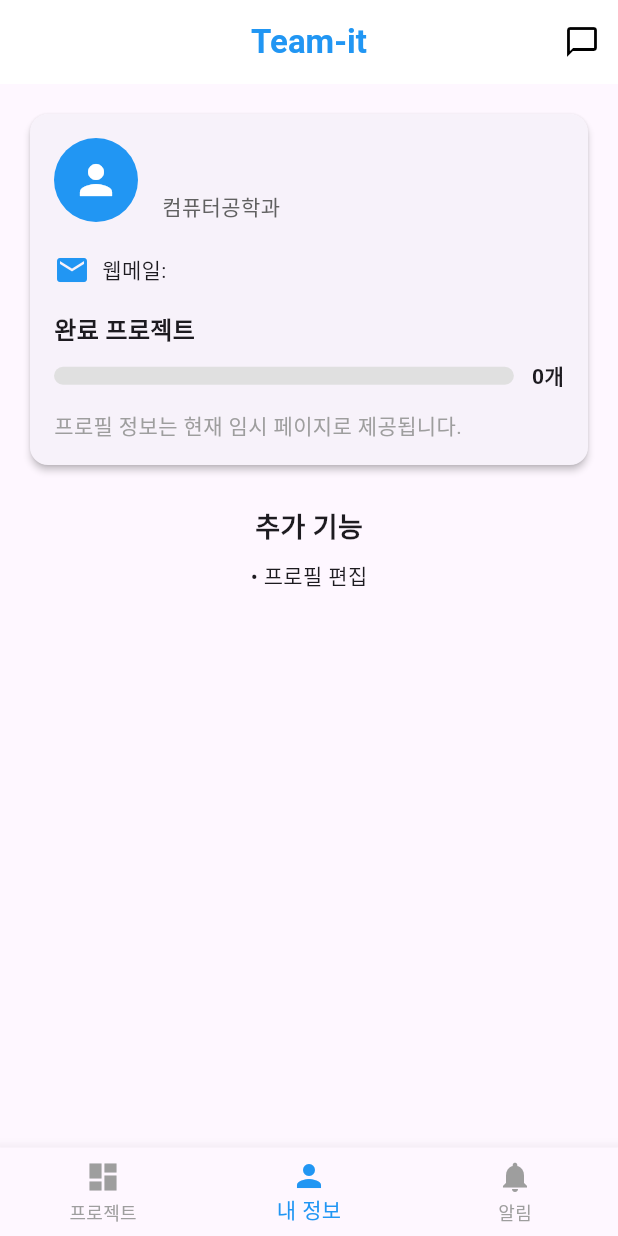
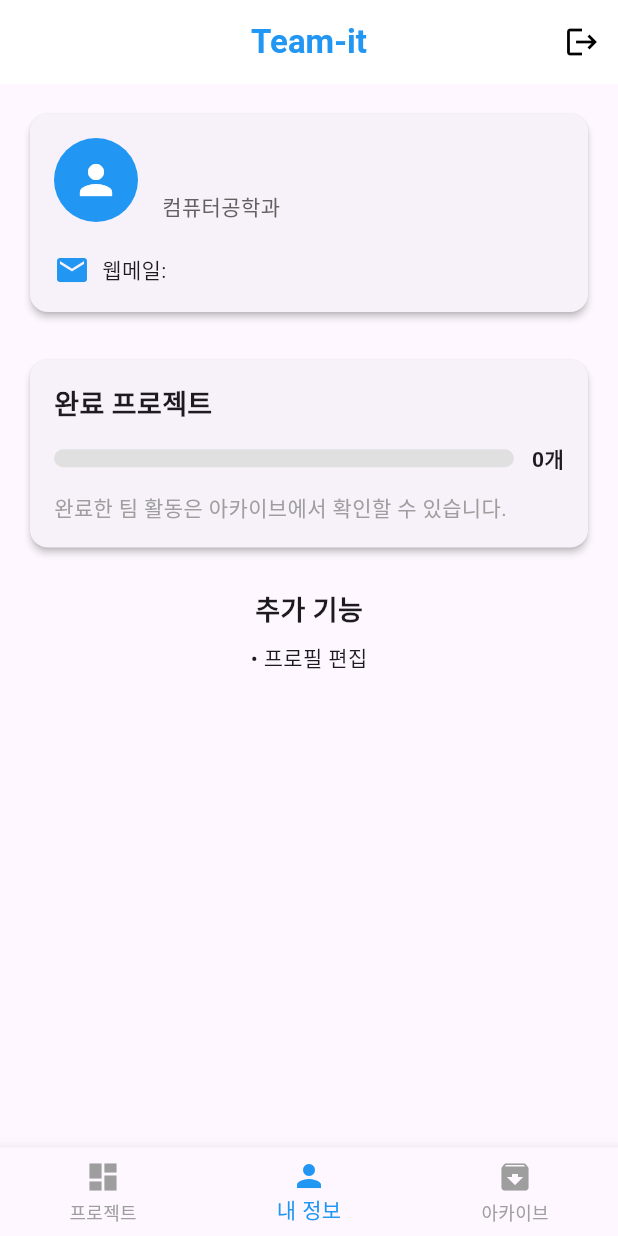
Before and after one commit to suncol02/capstone, a Flutter app: the MainScreen screen opened directly, item 2 of the bottom bar chosen, on a phone screen of 412 x 824 dp. Run offline on Flutter 3.47's test engine with Material 3 defaults, Android fonts, the light colour scheme and no system bars; our stand-ins replace shared_preferences; accounts and stored records are empty; network calls fail.

Commit message:
메인화면 세부 수정

```diff
--- a/team_it/lib/screens/main_screen.dart
+++ b/team_it/lib/screens/main_screen.dart
@@ -43,6 +43,16 @@ class _MainScreenState extends State<MainScreen> {
     );
   }
 
+  Future<void> _logout() async {
+    final prefs = await SharedPreferences.getInstance();
+    await prefs.remove('auth_token');
+    await prefs.remove('user_email');
+
+    if (mounted) {
+      Navigator.pushReplacement(context, MaterialPageRoute(builder: (context) => const LoginScreen()));
+    }
+  }
+
   void _refreshProjectList() {
     _projectListKey.currentState?._loadProjects();
   }
@@ -60,11 +70,17 @@ class _MainScreenState extends State<MainScreen> {
         backgroundColor: Colors.white,
         foregroundColor: Colors.black,
         actions: [
-          IconButton(
-            icon: const Icon(Icons.chat_bubble_outline),
-            tooltip: '채팅',
-            onPressed: _openChat,
-          ),
+          _selectedIndex == 0
+              ? IconButton(
+                  icon: const Icon(Icons.chat_bubble_outline),
+                  tooltip: '채팅',
+                  onPressed: _openChat,
+                )
+              : IconButton(
+                  icon: const Icon(Icons.logout),
+                  tooltip: '로그아웃',
+                  onPressed: _logout,
+                ),
         ],
       ),
 
@@ -85,7 +101,7 @@ class _MainScreenState extends State<MainScreen> {
         items: const [
           BottomNavigationBarItem(icon: Icon(Icons.dashboard), label: '프로젝트'),
           BottomNavigationBarItem(icon: Icon(Icons.person), label: '내 정보'),
-          BottomNavigationBarItem(icon: Icon(Icons.notifications), label: '알림'),
+          BottomNavigationBarItem(icon: Icon(Icons.archive), label: '아카이브'),
         ],
       ),
 
--- a/team_it/lib/screens/my_info_screen.dart
+++ b/team_it/lib/screens/my_info_screen.dart
@@ -47,9 +47,8 @@ class _MyInfoScreenState extends State<MyInfoScreen> {
       return const Center(child: CircularProgressIndicator());
     }
 
-    return Padding(
+    return ListView(
       padding: const EdgeInsets.all(16.0),
-      child: Column(
       children: [
         // ✅ 첫 번째 박스: 프로필 정보
         Card(
@@ -94,12 +93,35 @@ class _MyInfoScreenState extends State<MyInfoScreen> {
                     Expanded(child: Text('웹메일: $_email')),
                   ],
                 ),
-                  const SizedBox(height: 16),
+              ],
+            ),
+          ),
+        ),
+
+        const SizedBox(height: 24),
+
+        // ✅ 두 번째 박스: 완료 프로젝트 (누르면 아카이브로 이동)
+        Card(
+          elevation: 2,
+          shape: RoundedRectangleBorder(borderRadius: BorderRadius.circular(12)),
+          child: InkWell(
+            borderRadius: BorderRadius.circular(12),
+            onTap: () {
+              Navigator.push(
+                context,
+                MaterialPageRoute(builder: (context) => const ArchiveScreen()),
+              );
+            },
+            child: Padding(
+              padding: const EdgeInsets.all(16.0),
+              child: Column(
+                crossAxisAlignment: CrossAxisAlignment.start,
+                children: [
                   const Text(
                     '완료 프로젝트',
-                    style: TextStyle(fontSize: 16, fontWeight: FontWeight.bold),
+                    style: TextStyle(fontSize: 18, fontWeight: FontWeight.bold),
                   ),
-                  const SizedBox(height: 8),
+                  const SizedBox(height: 12),
                   Row(
                     mainAxisAlignment: MainAxisAlignment.spaceBetween,
                     children: [
@@ -130,17 +152,27 @@ class _MyInfoScreenState extends State<MyInfoScreen> {
                     ],
                   ),
                   const SizedBox(height: 12),
-                  const Text('프로필 정보는 현재 임시 페이지로 제공됩니다.', style: TextStyle(color: Colors.grey)),
+                  const Text(
+                    '완료한 팀 활동은 아카이브에서 확인할 수 있습니다.',
+                    style: TextStyle(color: Colors.grey),
+                  ),
                 ],
               ),
             ),
           ),
+        ),
+
         const SizedBox(height: 24),
-          const Text('추가 기능', style: TextStyle(fontSize: 18, fontWeight: FontWeight.bold)),
-          const SizedBox(height: 8),
-          const Text('• 프로필 편집'),
+        const Center(
+          child: Column(
+            children: [
+              Text('추가 기능', style: TextStyle(fontSize: 18, fontWeight: FontWeight.bold)),
+              SizedBox(height: 8),
+              Text('• 프로필 편집'),
             ],
           ),
+        ),
+      ],
     );
   }
 }
```
Lines whose indentation alone changed are shown as unchanged.
